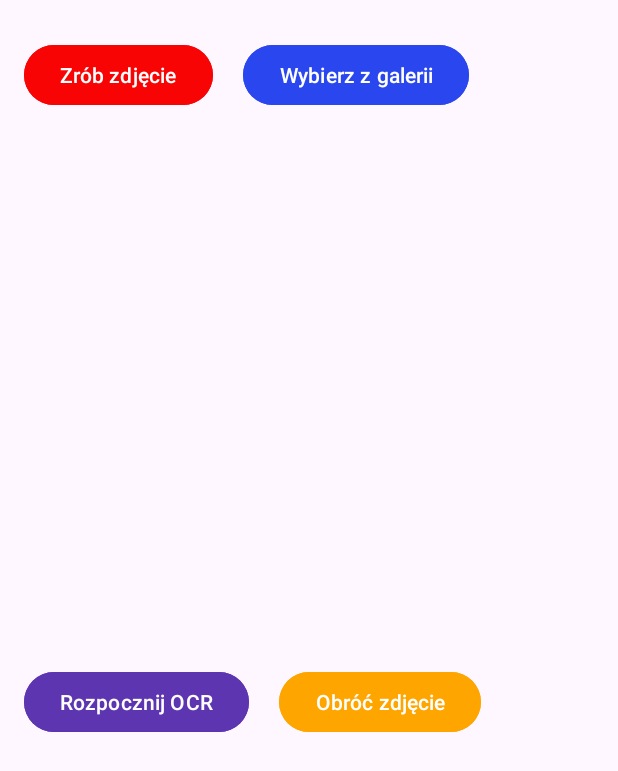
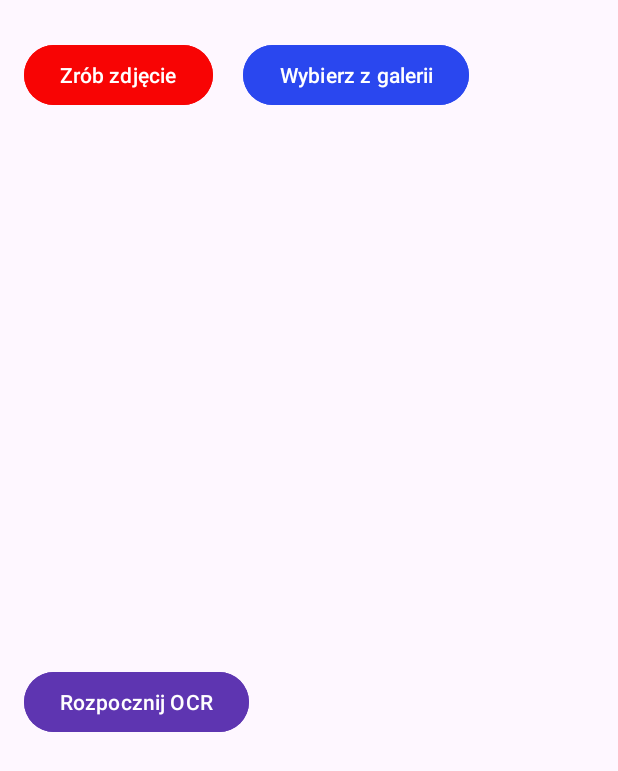
Before and after one commit to MKZSE/nrfaktury, an Android app: the screen it shows after launch (MainActivity), on a phone screen of 412 x 824 dp. Shown: the top 771 px of the screen. Run offline under Robolectric (Android 15) with nearby library versions, the phone set to English and light mode, and no system bars; libraries missing offline, so code that uses them is left out: com.google.mlkit.vision.

Commit message:
Poprawki wygladu, działania

```diff
--- a/app/src/main/java/com/example/nrfaktury/MainActivity.java
+++ b/app/src/main/java/com/example/nrfaktury/MainActivity.java
@@ -32,7 +32,13 @@ public class MainActivity extends AppCompatActivity {
     private ListView lstResults;
     private List<String> ocrResults = new ArrayList<>();
     private ArrayAdapter<String> adapter;
-    private Bitmap capturedImage;
+
+    private Bitmap originalImage;
+
+    private Bitmap processingImage;
+
+    private int rotationCount = 0;
+    private static final int MAX_ROTATIONS = 3;
 
     private ActivityResultLauncher<Intent> cameraLauncher;
     private ActivityResultLauncher<Intent> galleryLauncher;
@@ -47,19 +53,10 @@ public class MainActivity extends AppCompatActivity {
         Button btnOpenCamera = findViewById(R.id.btnOpenCamera);
         Button btnSelectFromGallery = findViewById(R.id.btnSelectFromGallery);
         Button btnStartOcr = findViewById(R.id.btnStartOcr);
-        Button btnRotateImage = findViewById(R.id.btnRotateImage);
+
 
         adapter = new ArrayAdapter<>(this, android.R.layout.simple_list_item_1, ocrResults);
         lstResults.setAdapter(adapter);
-
-        btnRotateImage.setOnClickListener(view -> {
-            if (capturedImage != null) {
-                capturedImage = rotateBitmap(capturedImage, 90);
-                imgPreview.setImageBitmap(capturedImage);
-            } else {
-                Toast.makeText(this, "Najpierw wykonaj zdjęcie lub wybierz obraz!", Toast.LENGTH_SHORT).show();
-            }
-        });
 
         lstResults.setOnItemLongClickListener((parent, view, position, id) -> {
             String selectedText = ocrResults.get(position);
@@ -77,8 +74,12 @@ public class MainActivity extends AppCompatActivity {
                     if (result.getResultCode() == RESULT_OK && result.getData() != null) {
                         Bundle extras = result.getData().getExtras();
                         if (extras != null) {
-                            capturedImage = (Bitmap) extras.get("data");
-                            imgPreview.setImageBitmap(capturedImage);
+
+                            originalImage = (Bitmap) extras.get("data");
+                            imgPreview.setImageBitmap(originalImage);
+
+                            processingImage = originalImage;
+                            rotationCount = 0;
                         }
                     }
                 });
@@ -89,8 +90,10 @@ public class MainActivity extends AppCompatActivity {
                     if (result.getResultCode() == RESULT_OK && result.getData() != null) {
                         try {
                             Uri imageUri = result.getData().getData();
-                            capturedImage = MediaStore.Images.Media.getBitmap(this.getContentResolver(), imageUri);
-                            imgPreview.setImageBitmap(capturedImage);
+                            originalImage = MediaStore.Images.Media.getBitmap(this.getContentResolver(), imageUri);
+                            imgPreview.setImageBitmap(originalImage);
+                            processingImage = originalImage;
+                            rotationCount = 0;
                         } catch (IOException e) {
                             ocrResults.add("Błąd wczytywania obrazu: " + e.getMessage());
                             adapter.notifyDataSetChanged();
@@ -109,8 +112,8 @@ public class MainActivity extends AppCompatActivity {
         });
 
         btnStartOcr.setOnClickListener(view -> {
-            if (capturedImage != null) {
-                processImageWithMlKit(capturedImage);
+            if (processingImage != null) {
+                processImageWithMlKit(processingImage);
             } else {
                 ocrResults.add("Najpierw wykonaj zdjęcie lub wybierz obraz!");
                 adapter.notifyDataSetChanged();
@@ -125,7 +128,6 @@ public class MainActivity extends AppCompatActivity {
         recognizer.process(image)
                 .addOnSuccessListener(resultText -> {
                     String recognizedText = resultText.getText().toUpperCase();
-
                     recognizedText = recognizedText.replaceAll("WYSTNSENIA", "WYSTAWIENIA");
                     ocrResults.clear();
 
@@ -139,12 +141,14 @@ public class MainActivity extends AppCompatActivity {
                         ocrResults.add("Nie znaleziono numeru faktury.");
                     }
 
+                    String selectedDate = null;
+                    boolean labelFound = false;
 
-                    String selectedDate = null;
 
                     Pattern exactLabelPattern = Pattern.compile("DATA WYSTAWIENIA", Pattern.CASE_INSENSITIVE);
                     Matcher exactLabelMatcher = exactLabelPattern.matcher(recognizedText);
                     if (exactLabelMatcher.find()) {
+                        labelFound = true;
                         int labelEnd = exactLabelMatcher.end();
                         int endIndex = Math.min(recognizedText.length(), labelEnd + 50);
                         String afterLabel = recognizedText.substring(labelEnd, endIndex);
@@ -156,8 +160,17 @@ public class MainActivity extends AppCompatActivity {
                     }
 
 
+                    if (labelFound && selectedDate == null && rotationCount < MAX_ROTATIONS) {
+                        rotationCount++;
+
+                        processingImage = rotateBitmap(bitmap, 90);
+
+                        processImageWithMlKit(processingImage);
+                        return;
+                    }
+
+
                     if (selectedDate == null) {
-
                         Pattern datePattern = Pattern.compile("\\b(\\d{4}[-.]\\d{2}[-.]\\d{2}|\\d{2}[-.]\\d{2}[-.]\\d{4})\\b");
                         Matcher dateMatcher = datePattern.matcher(recognizedText);
                         List<Integer> datePositions = new ArrayList<>();
@@ -211,7 +224,6 @@ public class MainActivity extends AppCompatActivity {
                 });
     }
 
-
     private int levenshteinDistance(String s1, String s2) {
         int[][] dp = new int[s1.length() + 1][s2.length() + 1];
         for (int i = 0; i <= s1.length(); i++) {
@@ -230,12 +242,10 @@ public class MainActivity extends AppCompatActivity {
         return dp[s1.length()][s2.length()];
     }
 
-
     private boolean isSimilar(String s1, String s2) {
         int distance = levenshteinDistance(s1, s2);
         int maxLen = Math.max(s1.length(), s2.length());
         double normalized = (double) distance / maxLen;
-
         return normalized < 0.3;
     }
 
@@ -244,5 +254,4 @@ public class MainActivity extends AppCompatActivity {
         matrix.postRotate(angle);
         return Bitmap.createBitmap(source, 0, 0, source.getWidth(), source.getHeight(), matrix, true);
     }
-
 }
--- a/app/src/main/res/layout/activity_main.xml
+++ b/app/src/main/res/layout/activity_main.xml
@@ -37,11 +37,7 @@
         android:layout_height="350dp"
         android:layout_marginTop="10dp"
         android:scaleType="centerInside" />
-    <LinearLayout
-        style="?android:attr/buttonBarStyle"
-        android:layout_width="wrap_content"
-        android:layout_height="wrap_content"
-        android:orientation="horizontal">
+
     <Button
         android:id="@+id/btnStartOcr"
         android:layout_width="wrap_content"
@@ -51,14 +47,6 @@
         android:backgroundTint="#5E35B1"
         android:text="Rozpocznij OCR" />
 
-    <Button
-        android:id="@+id/btnRotateImage"
-        android:layout_width="wrap_content"
-        android:layout_height="wrap_content"
-        android:layout_marginTop="10dp"
-        android:backgroundTint="#FFA500"
-        android:text="Obróć zdjęcie" />
-    </LinearLayout>
     <ListView
         android:id="@+id/lstResults"
         android:layout_width="match_parent"
```
